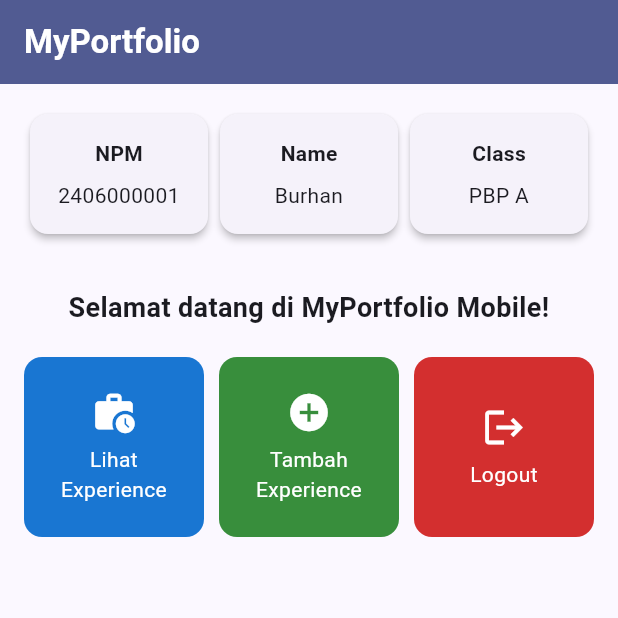
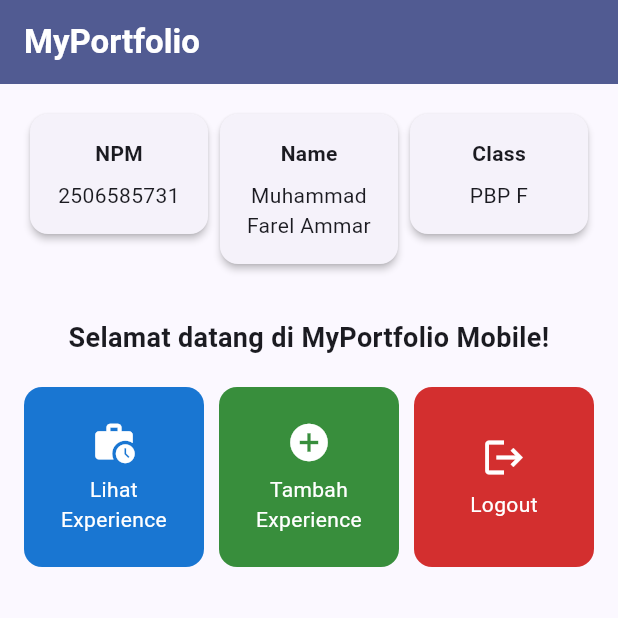
Before and after one commit to marlioboro/myportofolio_mobile, a Flutter app: the screen it shows after launch, on a phone screen of 412 x 824 dp, the top half of it. Run offline on Flutter 3.47's test engine with Material 3 defaults, Android fonts, the phone set to English and light mode, and no system bars.

Commit message:
feat: show my own profile in the info cards
Replace the Burhan sample data with my NPM, full name, and PBP class, and assert them in the widget test.

```diff
--- a/lib/menu.dart
+++ b/lib/menu.dart
@@ -3,9 +3,10 @@ import 'package:flutter/material.dart';
 class MyHomePage extends StatelessWidget {
   MyHomePage({super.key});
 
-  final String npm = "2406000001";
-  final String nama = "Burhan";
-  final String kelas = "PBP A";
+  // Data identitas pemilik portofolio yang tampil di tiga InfoCard.
+  final String npm = "2506585731";
+  final String nama = "Muhammad Farel Ammar";
+  final String kelas = "PBP F";
 
   // Menu aksi mengikuti bagian Experience yang dikerjakan di Tugas 3-6.
   // Setiap tombol punya warna latar sendiri supaya mudah dibedakan.
```
Also changed, not shown: 1 other file.
